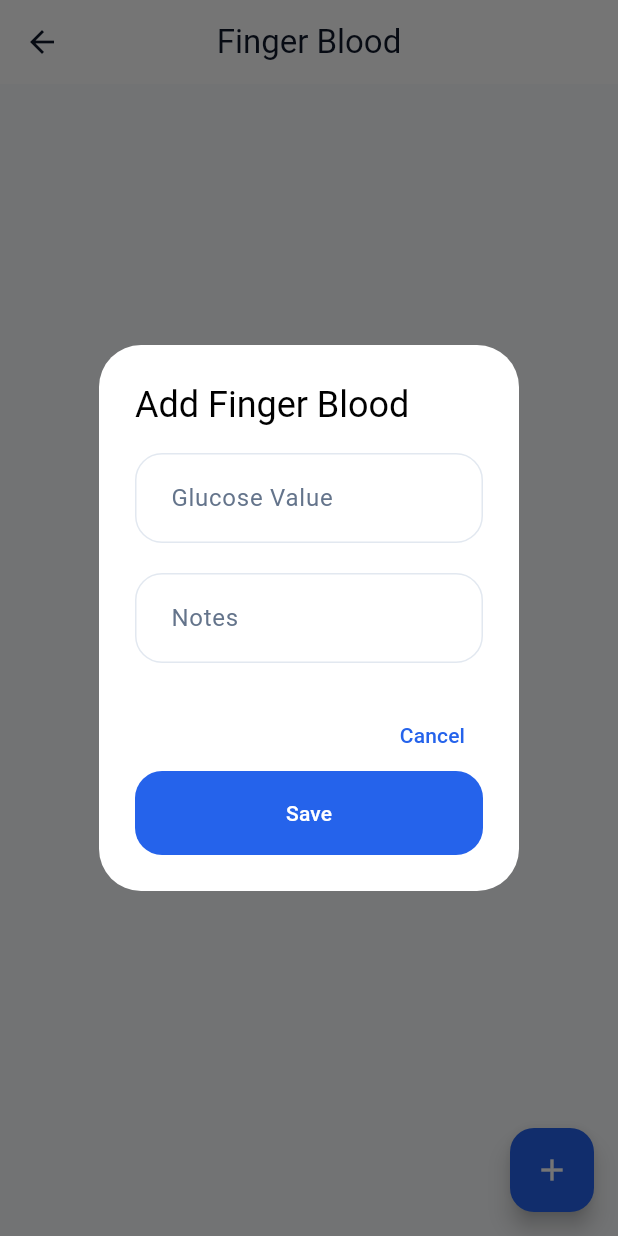
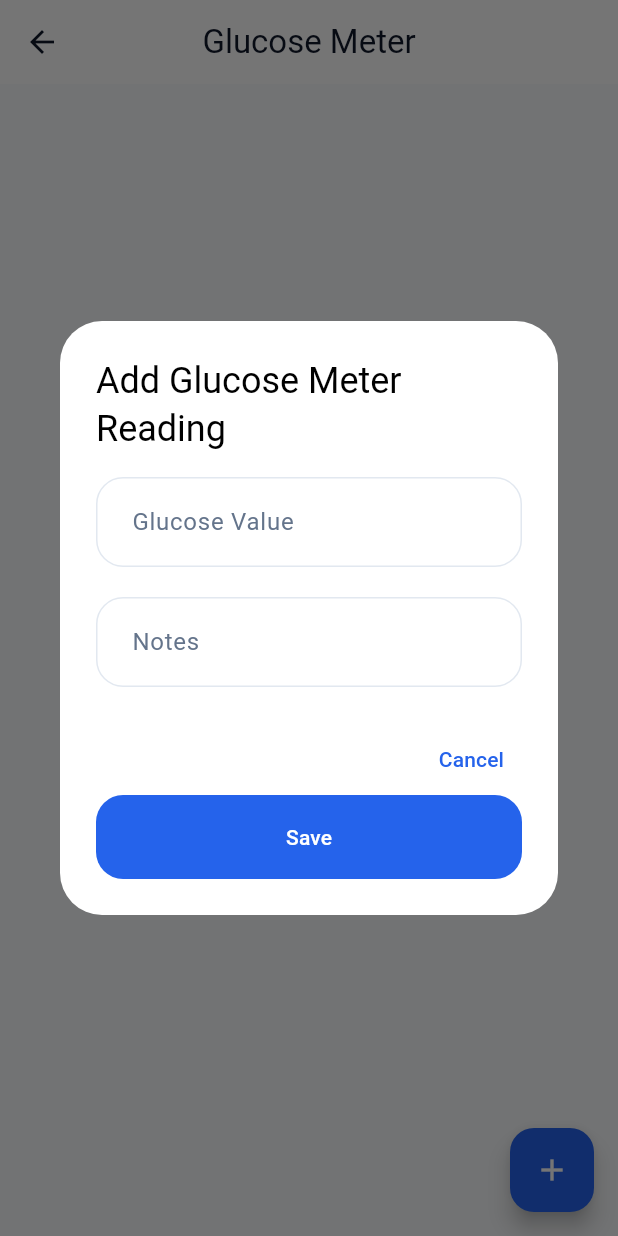
Before and after one commit to nickdude/cgm-claude, a Flutter app: the FingerBloodScreen screen opened directly, after a tap on the "add" icon, on a phone screen of 412 x 824 dp. Run offline on Flutter 3.47's test engine with Material 3 defaults, Android fonts, the phone set to English and light mode, and no system bars; our stand-ins replace dio, fl_chart, flutter_local_notifications, flutter_secure_storage, flutter_svg, google_sign_in and 2 more; missing offline and left inert: flutter_facebook_auth, mobile_scanner; accounts and stored records are empty; network calls fail; statements that could not run were skipped.

Commit message:
flood fingure

```diff
--- a/belvix/lib/features/cgm/dashboard/presentation/screens/cgm_dashboard_screen.dart
+++ b/belvix/lib/features/cgm/dashboard/presentation/screens/cgm_dashboard_screen.dart
@@ -1006,7 +1006,7 @@ class _TimelineSectionState extends State<_TimelineSection> {
               icon: Icons.bloodtype_outlined,
               iconColor: DashboardTheme.danger,
               time: f.time,
-              title: 'Finger stick · ${f.glucoseValue} mg/dL',
+              title: 'Glucose Meter · ${f.glucoseValue} mg/dL',
               subtitle: f.notes.isEmpty ? null : f.notes,
             ),
           );
@@ -1056,14 +1056,14 @@ String _filterLabel(_TimelineFilter f) {
     case _TimelineFilter.insulin:
       return 'Insulin';
     case _TimelineFilter.finger:
-      return 'Finger Blood';
+      return 'Glucose Meter';
   }
 }
 
 /// Horizontally scrollable pill tabs for filtering the timeline.
 /// Short label used on the compact segmented tabs.
 String _filterTab(_TimelineFilter f) =>
-    f == _TimelineFilter.finger ? 'Finger' : _filterLabel(f);
+    f == _TimelineFilter.finger ? 'Meter' : _filterLabel(f);
 
 /// Segmented control: a grey track with the selected option as a green
 /// pill and thin dividers between the unselected ones.
--- a/belvix/lib/features/dashboard/presentation/widgets/app_bottom_nav_bar.dart
+++ b/belvix/lib/features/dashboard/presentation/widgets/app_bottom_nav_bar.dart
@@ -208,7 +208,7 @@ class QuickActionMenu extends StatelessWidget {
     ),
     _QuickActionItemData(
       type: QuickActionType.fingerBlood,
-      label: 'Finger Blood',
+      label: 'Glucose Meter',
       icon: Icons.water_drop,
     ),
   ];
--- a/belvix/lib/features/finger_blood/presentation/screens/finger_blood_screen.dart
+++ b/belvix/lib/features/finger_blood/presentation/screens/finger_blood_screen.dart
@@ -41,7 +41,7 @@ class _FingerBloodScreenState
     return Scaffold(
       appBar: AppBar(
         title: const Text(
-          "Finger Blood",
+          "Glucose Meter",
         ),
       ),
 
@@ -180,7 +180,7 @@ class _AddFingerBloodDialogState
   Widget build(BuildContext context) {
     return AlertDialog(
       title: const Text(
-        "Add Finger Blood",
+        "Add Glucose Meter Reading",
       ),
 
       content: Column(
```
